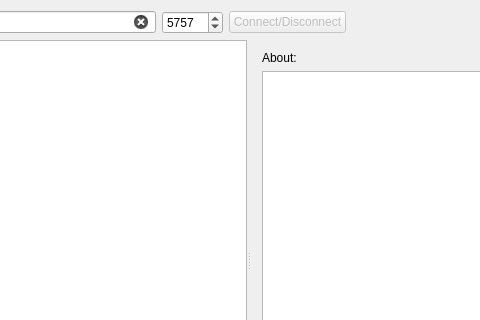
First picture: the form in mainwindow.ui, repository KTS-Intek/dbgextreader-app, before the edit; both pictures show x 159 to 639 and y 0 to 320 of the 849 by 491 pixel window.
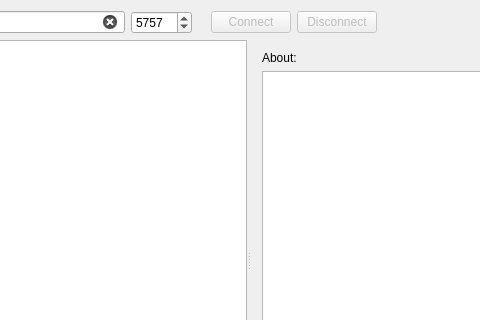
Second picture: the form after the edit. Icons and pictures are not drawn.

```diff
--- a/mainwindow.ui
+++ b/mainwindow.ui
@@ -47,20 +47,53 @@
         </property>
        </widget>
       </item>
+      <item>
+       <widget class="QLabel" name="lblConnState">
+        <property name="text">
+         <string/>
+        </property>
+        <property name="pixmap">
+         <pixmap resource="img.qrc">:/katynko/svg3/user-offline.svg</pixmap>
+        </property>
+        <property name="scaledContents">
+         <bool>false</bool>
+        </property>
+        <property name="alignment">
+         <set>Qt::AlignCenter</set>
+        </property>
+       </widget>
+      </item>
       <item>
        <widget class="QPushButton" name="pushButton">
         <property name="enabled">
          <bool>false</bool>
         </property>
         <property name="text">
-         <string>Connect/Disconnect</string>
+         <string>Connect</string>
         </property>
         <property name="icon">
          <iconset resource="img.qrc">
           <normaloff>:/katynko/svg/network-connect.svg</normaloff>:/katynko/svg/network-connect.svg</iconset>
         </property>
         <property name="checkable">
-         <bool>true</bool>
+         <bool>false</bool>
+        </property>
+       </widget>
+      </item>
+      <item>
+       <widget class="QPushButton" name="pbStop">
+        <property name="enabled">
+         <bool>false</bool>
+        </property>
+        <property name="text">
+         <string>Disconnect</string>
+        </property>
+        <property name="icon">
+         <iconset resource="img.qrc">
+          <normaloff>:/katynko/svg/edit-delete.svg</normaloff>:/katynko/svg/edit-delete.svg</iconset>
+        </property>
+        <property name="checkable">
+         <bool>false</bool>
         </property>
        </widget>
       </item>
```
Left out of the diff: 6 changed lines with no effect on the pictures.
